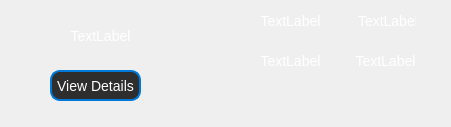
Above: source/interface/MovieCard.ui from ValldemarXorin/Labs-2-cours before the change. Below: the same form after it.
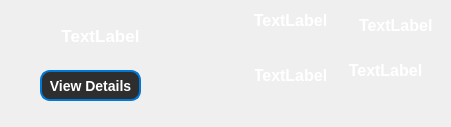
That is the form after the change.

Commit message: +autoselection movie (commented)

```diff
--- a/source/interface/MovieCard.ui
+++ b/source/interface/MovieCard.ui
@@ -47,9 +47,10 @@
    </property>
    <property name="styleSheet">
     <string notr="true">QLabel {
-    color: white; /* Белый цвет текста */
-    background-color: transparent; /* Прозрачный фон */
-    font-size: 14px; /* Размер шрифта */
+    background-color: none;
+    color: #FFFFFF; /* Цвет текста */
+   	font: bold 13pt; /* Прописной стиль текста */
+   	text-align: center; /* Выравнивание текста по центру */
     padding: 5px; /* Отступы */
 	qproperty-wordWrap: true;
     qproperty-scaledContents: true;
@@ -66,16 +67,17 @@
    <property name="geometry">
     <rect>
      <x>340</x>
-     <y>40</y>
+     <y>50</y>
      <width>91</width>
      <height>41</height>
     </rect>
    </property>
    <property name="styleSheet">
     <string notr="true">QLabel {
-    color: white; /* Белый цвет текста */
-    background-color: transparent; /* Прозрачный фон */
-    font-size: 14px; /* Размер шрифта */
+    background-color: none;
+        color: #FFFFFF; /* Цвет текста */
+        font: bold 12pt; /* Прописной стиль текста */
+        text-align: center; /* Выравнивание текста по центру */
     padding: 5px; /* Отступы */
 	qproperty-wordWrap: true;
     qproperty-scaledContents: true;
@@ -92,16 +94,17 @@
    <property name="geometry">
     <rect>
      <x>250</x>
-     <y>50</y>
+     <y>60</y>
      <width>81</width>
-     <height>21</height>
+     <height>31</height>
     </rect>
    </property>
    <property name="styleSheet">
     <string notr="true">QLabel {
-    color: white; /* Белый цвет текста */
-    background-color: transparent; /* Прозрачный фон */
-    font-size: 14px; /* Размер шрифта */
+   background-color: none;
+        color: #FFFFFF; /* Цвет текста */
+        font: bold 12pt; /* Прописной стиль текста */
+        text-align: center; /* Выравнивание текста по центру */
     padding: 5px; /* Отступы */
 	qproperty-wordWrap: true;
     qproperty-scaledContents: true;
@@ -125,9 +128,10 @@
    </property>
    <property name="styleSheet">
     <string notr="true">QLabel {
-    color: white; /* Белый цвет текста */
-    background-color: transparent; /* Прозрачный фон */
-    font-size: 14px; /* Размер шрифта */
+    background-color: none;
+     color: #FFFFFF; /* Цвет текста */
+     font: bold 12pt; /* Прописной стиль текста */
+     text-align: center; /* Выравнивание текста по центру */
     padding: 5px; /* Отступы */
 	qproperty-wordWrap: true;
     qproperty-scaledContents: true;
@@ -145,15 +149,16 @@
     <rect>
      <x>350</x>
      <y>10</y>
-     <width>71</width>
-     <height>21</height>
+     <width>91</width>
+     <height>31</height>
     </rect>
    </property>
    <property name="styleSheet">
     <string notr="true">QLabel {
-    color: white; /* Белый цвет текста */
-    background-color: transparent; /* Прозрачный фон */
-    font-size: 14px; /* Размер шрифта */
+    background-color: none;
+        color: #FFFFFF; /* Цвет текста */
+        font: bold 12pt; /* Прописной стиль текста */
+        text-align: center; /* Выравнивание текста по центру */
     padding: 5px; /* Отступы */
 	qproperty-wordWrap: true;
     qproperty-scaledContents: true;
@@ -166,9 +171,9 @@
   <widget class="QPushButton" name="ViewDetailsButton">
    <property name="geometry">
     <rect>
-     <x>50</x>
+     <x>40</x>
      <y>70</y>
-     <width>91</width>
+     <width>101</width>
      <height>31</height>
     </rect>
    </property>
@@ -176,6 +181,8 @@
     <string notr="true">QPushButton {
     background-color: #2E2E2E; /* Темный фон */
     color: #FFFFFF; /* Белый текст */
+        font: bold 16pt; /* Прописной стиль текста */
+        text-align: center; /* Выравнивание текста по центру */
     border: 2px solid #0078d7; /* Цвет границы */
     border-radius: 10px; /* Закругленные углы */
     padding: 5px; /* Отступы */
```
The commit also changes 28 other files.
